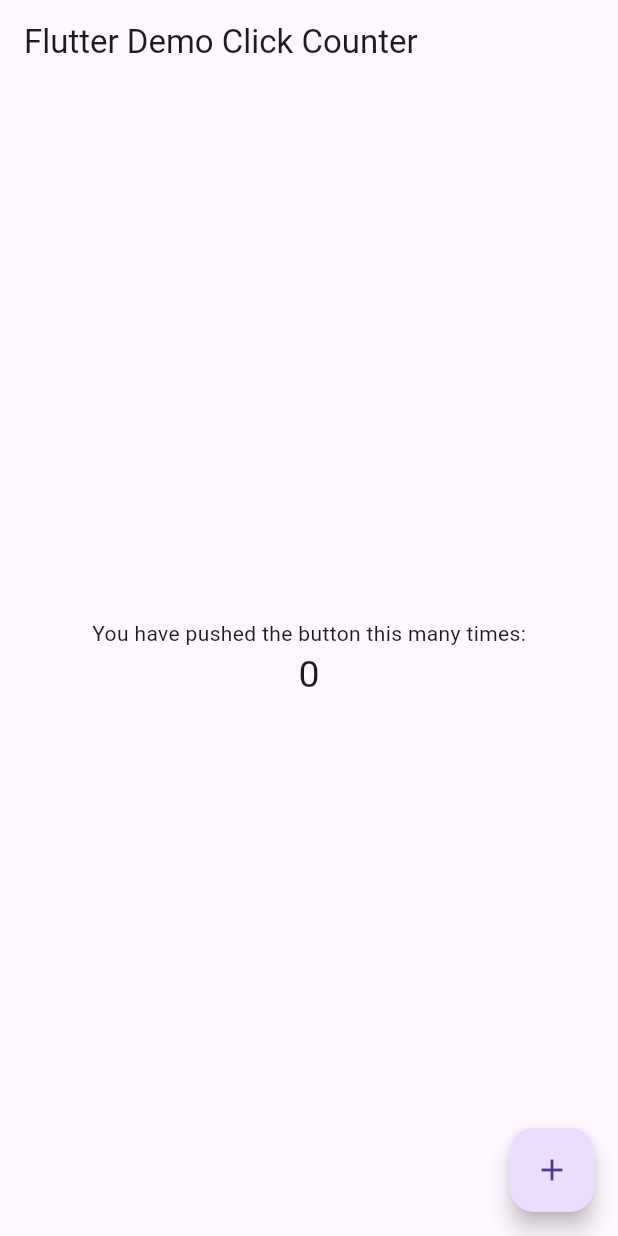
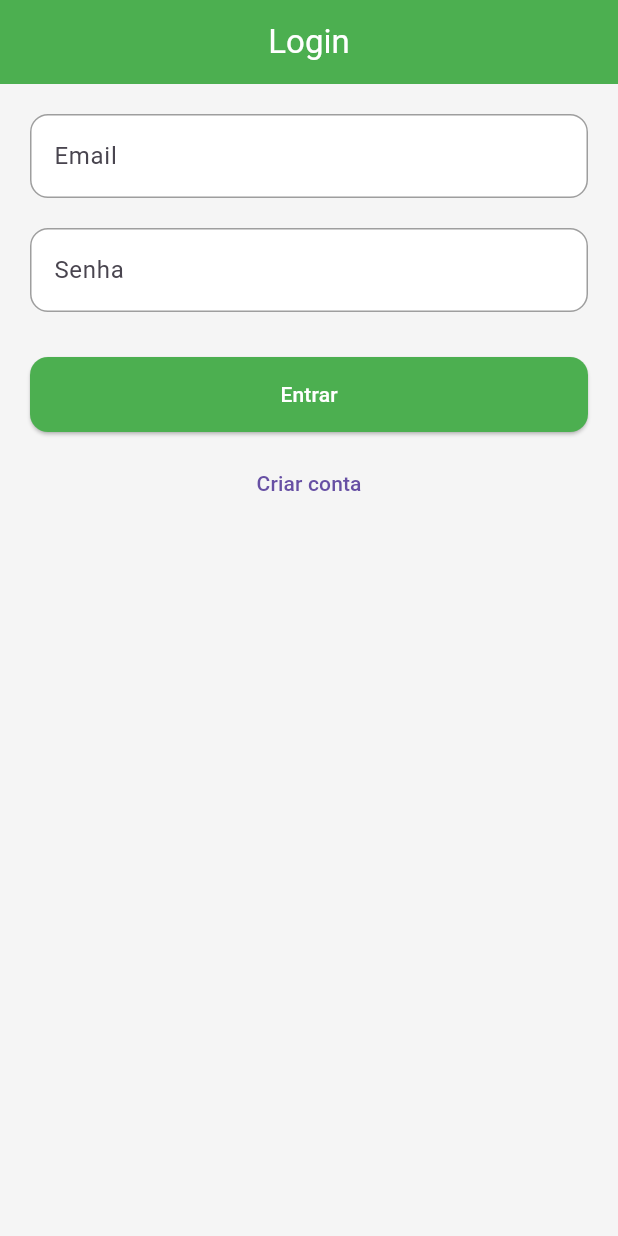
Before and after one commit to robertorsvieira/projeto-smartcash, a Flutter app: the screen it shows after launch, on a phone screen of 412 x 824 dp. Run offline on Flutter 3.47's test engine with Material 3 defaults, Android fonts, the phone set to English and light mode, and no system bars; our stand-ins replace fl_chart, shared_preferences.

```diff
--- a/lib/main.dart
+++ b/lib/main.dart
@@ -1,92 +1,61 @@
 import 'package:flutter/material.dart';
+import 'screens/login_screen.dart';
 
-void main() => runApp(const MyApp());
+void main() {
+  runApp(const SmartCashApp());
+}
 
-class MyApp extends StatelessWidget {
-  const MyApp({super.key});
-  static const String _title = 'Flutter Stateful Clicker Counter';
-  // This widget is the root of your application.
+class SmartCashApp extends StatelessWidget {
+  const SmartCashApp({super.key});
+
   @override
   Widget build(BuildContext context) {
     return MaterialApp(
-      title: _title,
+      debugShowCheckedModeBanner: false,
+      title: 'SmartCash',
       theme: ThemeData(
-        // useMaterial3: false,
-        primarySwatch: Colors.blue,
+        primarySwatch: Colors.green,
+        scaffoldBackgroundColor: const Color(0xFFF5F5F5),
+        appBarTheme: const AppBarTheme(
+          backgroundColor: Colors.green,
+          foregroundColor: Colors.white,
+          centerTitle: true,
+        ),
+        floatingActionButtonTheme: const FloatingActionButtonThemeData(
+          backgroundColor: Colors.green,
+        ),
+        elevatedButtonTheme: ElevatedButtonThemeData(
+          style: ElevatedButton.styleFrom(
+            backgroundColor: Colors.green,
+            foregroundColor: Colors.white,
+            minimumSize: const Size(double.infinity, 50),
+            shape: RoundedRectangleBorder(
+              borderRadius: BorderRadius.circular(12),
+            ),
+          ),
+        ),
+        inputDecorationTheme: InputDecorationTheme(
+          filled: true,
+          fillColor: Colors.white,
+          border: OutlineInputBorder(
+            borderRadius: BorderRadius.circular(12),
+          ),
+          enabledBorder: OutlineInputBorder(
+            borderRadius: BorderRadius.circular(12),
+            borderSide: const BorderSide(
+              color: Colors.grey,
+            ),
+          ),
+          focusedBorder: OutlineInputBorder(
+            borderRadius: BorderRadius.circular(12),
+            borderSide: const BorderSide(
+              color: Colors.green,
+              width: 2,
+            ),
+          ),
+        ),
       ),
-      home: const MyHomePage(),
+      home: const LoginScreen(),
     );
   }
 }
-
-class MyHomePage extends StatefulWidget {
-  const MyHomePage({super.key});
-  // This widget is the home page of your application. It is stateful, meaning
-  // that it has a State object (defined below) that contains fields that affect
-  // how it looks.
-  // This class is the configuration for the state.
-  @override
-  _MyHomePageState createState() => _MyHomePageState();
-}
-
-class _MyHomePageState extends State<MyHomePage> {
-  int _counter = 0;
-
-  void _incrementCounter() {
-    setState(() {
-      // This call to setState tells the Flutter framework that something has
-      // changed in this State, which causes it to rerun the build method below
-      // so that the display can reflect the updated values. If we changed
-      // _counter without calling setState(), then the build method would not be
-      // called again, and so nothing would appear to happen.
-      _counter++;
-    });
-  }
-
-  @override
-  Widget build(BuildContext context) {
-    // This method is rerun every time setState is called, for instance as done
-    // by the _incrementCounter method above.
-    //
-    // The Flutter framework has been optimized to make rerunning build methods
-    // fast, so that you can just rebuild anything that needs updating rather
-    // than having to individually change instances of widgets.
-    return Scaffold(
-      appBar: AppBar(
-        // Here we take the value from the MyHomePage object that was created by
-        // the App.build method, and use it to set our appbar title.
-        title: const Text('Flutter Demo Click Counter'),
-      ),
-      body: Center(
-        // Center is a layout widget. It takes a single child and positions it
-        // in the middle of the parent.
-        child: Column(
-          // Column is also a layout widget. It takes a list of children and
-          // arranges them vertically. By default, it sizes itself to fit its
-          // children horizontally, and tries to be as tall as its parent.
-          //
-          // Column has various properties to control how it sizes itself and
-          // how it positions its children. Here we use mainAxisAlignment to
-          // center the children vertically; the main axis here is the vertical
-          // axis because Columns are vertical (the cross axis would be
-          // horizontal).
-          mainAxisAlignment: MainAxisAlignment.center,
-          children: <Widget>[
-            const Text(
-              'You have pushed the button this many times:',
-            ),
-            Text(
-              '$_counter',
-              style: const TextStyle(fontSize: 25),
-            ),
-          ],
-        ),
-      ),
-      floatingActionButton: FloatingActionButton(
-        onPressed: _incrementCounter,
-        tooltip: 'Increment',
-        child: const Icon(Icons.add),
-      ),
-    );
-  }
-}
--- /dev/null
+++ b/lib/screens/login_screen.dart
@@ -0,0 +1,79 @@
+import 'package:flutter/material.dart';
+import '../widgets/custom_button.dart';
+import '../widgets/custom_textfield.dart';
+import 'cadastro_screen.dart';
+import 'home_screen.dart';
+
+class LoginScreen extends StatefulWidget {
+  const LoginScreen({super.key});
+
+  @override
+  State<LoginScreen> createState() => _LoginScreenState();
+}
+
+class _LoginScreenState extends State<LoginScreen> {
+  final emailController = TextEditingController();
+  final senhaController = TextEditingController();
+
+  void fazerLogin() {
+    if (emailController.text.isEmpty || senhaController.text.isEmpty) {
+      ScaffoldMessenger.of(context).showSnackBar(
+        const SnackBar(
+          content: Text("Preencha todos os campos"),
+        ),
+      );
+
+      return;
+    }
+
+    Navigator.push(
+      context,
+      MaterialPageRoute(
+        builder: (context) => const HomeScreen(),
+      ),
+    );
+  }
+
+  @override
+  Widget build(BuildContext context) {
+    return Scaffold(
+      appBar: AppBar(
+        title: const Text("Login"),
+      ),
+      body: Padding(
+        padding: const EdgeInsets.all(20),
+        child: Column(
+          children: [
+            CustomTextField(
+              label: "Email",
+              controller: emailController,
+            ),
+            const SizedBox(height: 20),
+            CustomTextField(
+              label: "Senha",
+              controller: senhaController,
+              obscure: true,
+            ),
+            const SizedBox(height: 30),
+            CustomButton(
+              texto: "Entrar",
+              onPressed: fazerLogin,
+            ),
+            const SizedBox(height: 10),
+            TextButton(
+              onPressed: () {
+                Navigator.push(
+                  context,
+                  MaterialPageRoute(
+                    builder: (context) => const CadastroScreen(),
+                  ),
+                );
+              },
+              child: const Text("Criar conta"),
+            )
+          ],
+        ),
+      ),
+    );
+  }
+}
--- /dev/null
+++ b/lib/utils/colors.dart
@@ -0,0 +1,6 @@
+import 'package:flutter/material.dart';
+
+class AppColors {
+  static const Color primary = Colors.green;
+  static const Color background = Color(0xFFF5F5F5);
+}
--- /dev/null
+++ b/lib/widgets/custom_button.dart
@@ -0,0 +1,24 @@
+import 'package:flutter/material.dart';
+
+class CustomButton extends StatelessWidget {
+  final String texto;
+  final VoidCallback onPressed;
+
+  const CustomButton({
+    super.key,
+    required this.texto,
+    required this.onPressed,
+  });
+
+  @override
+  Widget build(BuildContext context) {
+    return SizedBox(
+      width: double.infinity,
+      height: 50,
+      child: ElevatedButton(
+        onPressed: onPressed,
+        child: Text(texto),
+      ),
+    );
+  }
+}
--- /dev/null
+++ b/lib/widgets/custom_textfield.dart
@@ -0,0 +1,26 @@
+import 'package:flutter/material.dart';
+
+class CustomTextField extends StatelessWidget {
+  final String label;
+  final TextEditingController controller;
+  final bool obscure;
+
+  const CustomTextField({
+    super.key,
+    required this.label,
+    required this.controller,
+    this.obscure = false,
+  });
+
+  @override
+  Widget build(BuildContext context) {
+    return TextField(
+      controller: controller,
+      obscureText: obscure,
+      decoration: InputDecoration(
+        labelText: label,
+        border: const OutlineInputBorder(),
+      ),
+    );
+  }
+}
--- a/pubspec.yaml
+++ b/pubspec.yaml
@@ -11,10 +11,14 @@ dependencies:
   flutter:
     sdk: flutter
 
+  shared_preferences: ^2.2.3
+  fl_chart: ^0.68.0
+
 dev_dependencies:
   flutter_test:
     sdk: flutter
   flutter_lints: ^4.0.0
+  build_runner: ^2.15.0
 
 flutter:
   uses-material-design: true
```
Also changed, not shown: lib/models/transacao.dart (added, +11 -0 lines), lib/screens/adicionar_screen.dart (added, +91 -0 lines), lib/screens/cadastro_screen.dart (added, +62 -0 lines), lib/screens/home_screen.dart (added, +214 -0 lines), lib/services/storage_service.dart (added, +41 -0 lines), lib/widgets/grafico_widget.dart (added, +34 -0 lines), 3 other files.
